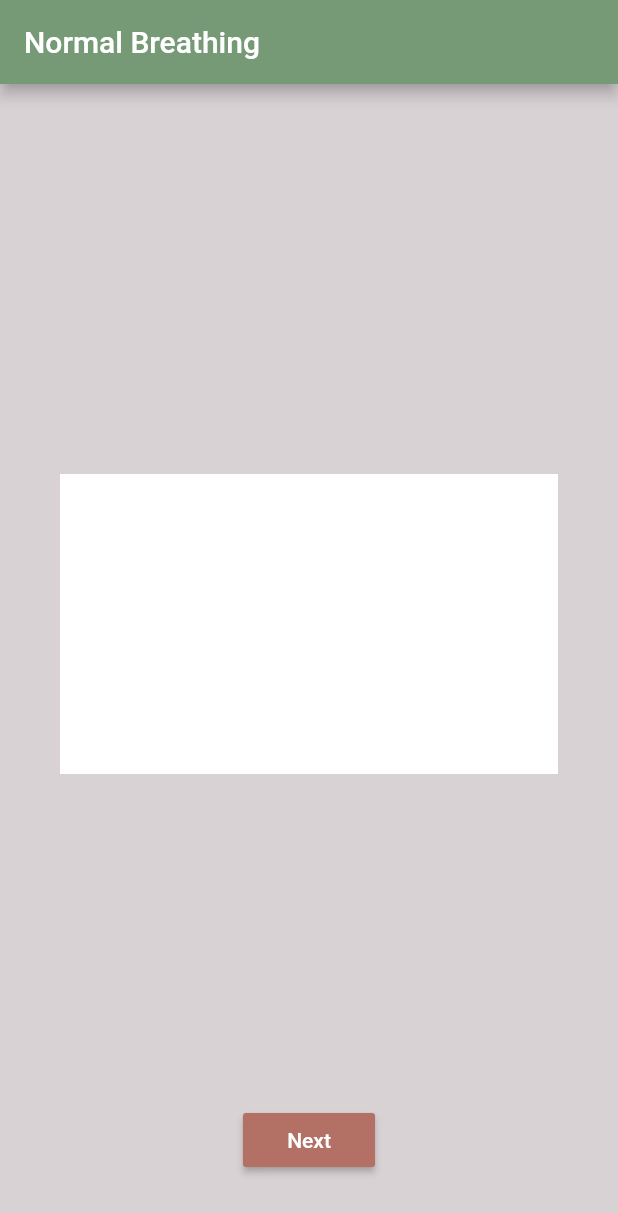
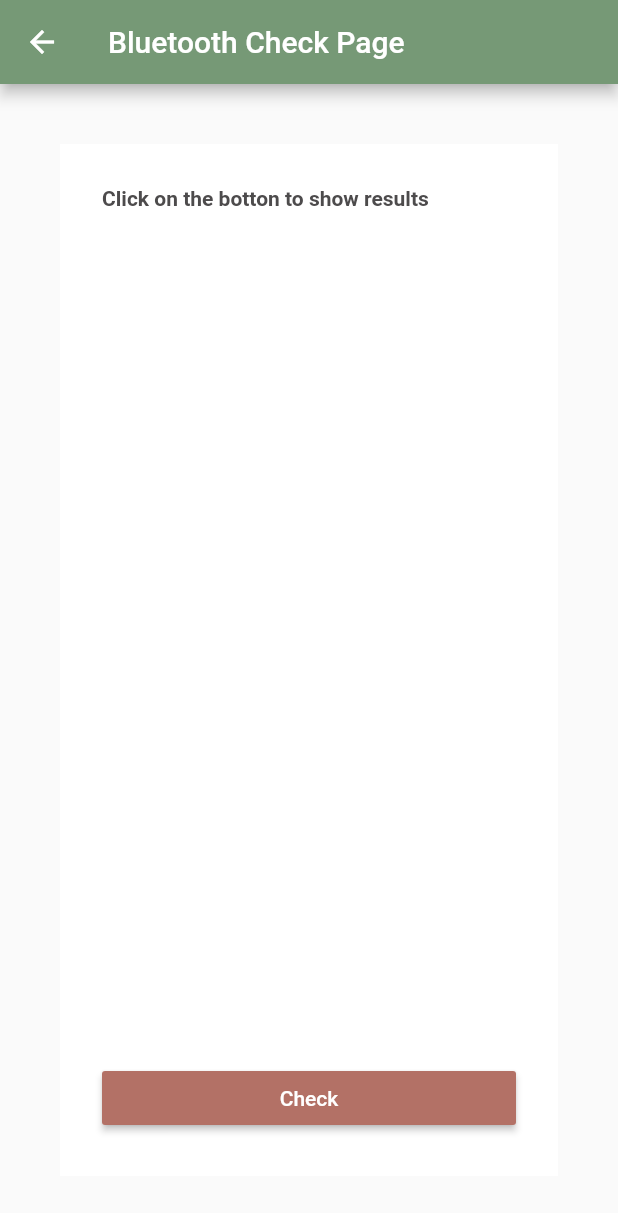
Before and after one commit to shreekadhikari/body_tune, a Flutter app: the HomePage screen opened directly, after a tap on an icon or button, on a phone screen of 412 x 824 dp. Shown: the top 1213 px of the screen. Run offline on Flutter 3.47's test engine with Material 2 defaults, Android fonts, the light colour scheme and no system bars; our stand-ins replace firebase_core, flutter_blue, numberpicker, shared_preferences; accounts and stored records are empty; Roboto replaces fonts that are missing (Arial).

Commit message:
Changes for bluetooth and list show

```diff
--- /dev/null
+++ b/lib/bluetooth_check_page.dart
@@ -0,0 +1,78 @@
+import 'package:flutter/cupertino.dart';
+import 'package:flutter/material.dart';
+import 'package:flutter/rendering.dart';
+import 'package:flutter_blue/flutter_blue.dart';
+
+import 'helper.dart';
+
+class BluetoothCheckPage extends StatefulWidget {
+  @override
+  State<StatefulWidget> createState() {
+    // TODO: implement createState
+    return _ContentMain();
+  }
+}
+
+class _ContentMain extends State<BluetoothCheckPage> {
+  FlutterBlue flutterBlue = FlutterBlue.instance;
+
+  List<ScanResult> scanResult;
+  bool showResult = false;
+
+  @override
+  void initState() {
+    flutterBlue.startScan(timeout: Duration(seconds: 4));
+
+    flutterBlue.scanResults.listen((results) {
+      // do something with scan results
+      scanResult = results;
+      for (ScanResult r in scanResult) {
+        debugPrint(
+            'BluetoothCheckPage: ${r.device.name} found! rssi: ${r.rssi}');
+        debugPrint('BluetoothCheckPage: ' + results.toString());
+      }
+    });
+  }
+
+  @override
+  Widget build(BuildContext context) {
+    // TODO: implement build
+    return Scaffold(
+      appBar: AppBar(
+        title: Text('Bluetooth Check Page'),
+      ),
+      body: Container(
+        decoration: BoxDecoration(color: CustomColor().background),
+        padding: EdgeInsets.all(28.0),
+        margin: EdgeInsets.all(40.0),
+        child: Column(
+          crossAxisAlignment: CrossAxisAlignment.stretch,
+          children: [
+            Container(
+              height: 500.0,
+              child: showResult
+                  ? ListView.builder(
+                      itemCount: scanResult.length,
+                      itemBuilder: (BuildContext context, int index) {
+                        return Text(scanResult[index].device.id.toString());
+                      },
+                    )
+                  : Text('Click on the botton to show results'),
+            ),
+            Spacer(),
+            RaisedButton(
+                child: Text(
+                  'Check',
+                  style: TextStyle(color: Colors.white),
+                ),
+                onPressed: () {
+                  setState(() {
+                    showResult = true;
+                  });
+                }),
+          ],
+        ),
+      ),
+    );
+  }
+}
--- a/lib/home_content.dart
+++ b/lib/home_content.dart
@@ -1,5 +1,6 @@
 import 'dart:convert';
 
+import 'package:body_tune/bluetooth_check_page.dart';
 import 'package:body_tune/measurement_page_1.dart';
 import 'package:body_tune/settings_page.dart';
 import 'package:body_tune/user.dart';
@@ -149,7 +150,7 @@ class _ContentMain extends State<HomeContent> {
         onPressed: () async {
           Navigator.push(
             context,
-            MaterialPageRoute(builder: (context) => MeasurementPage1()),
+            MaterialPageRoute(builder: (context) => BluetoothCheckPage()),
           );
         },
       ),
--- a/pubspec.yaml
+++ b/pubspec.yaml
@@ -36,6 +36,8 @@ dependencies:
   firebase_database: ^4.1.1
   firebase_core: ^0.5.0+1
   #cloud_firestore: ^0.14.1+3
+
+  flutter_blue: ^0.7.3
 
 dev_dependencies:
   flutter_test:
```
Also changed, not shown: pubspec.lock, 3 other files.
